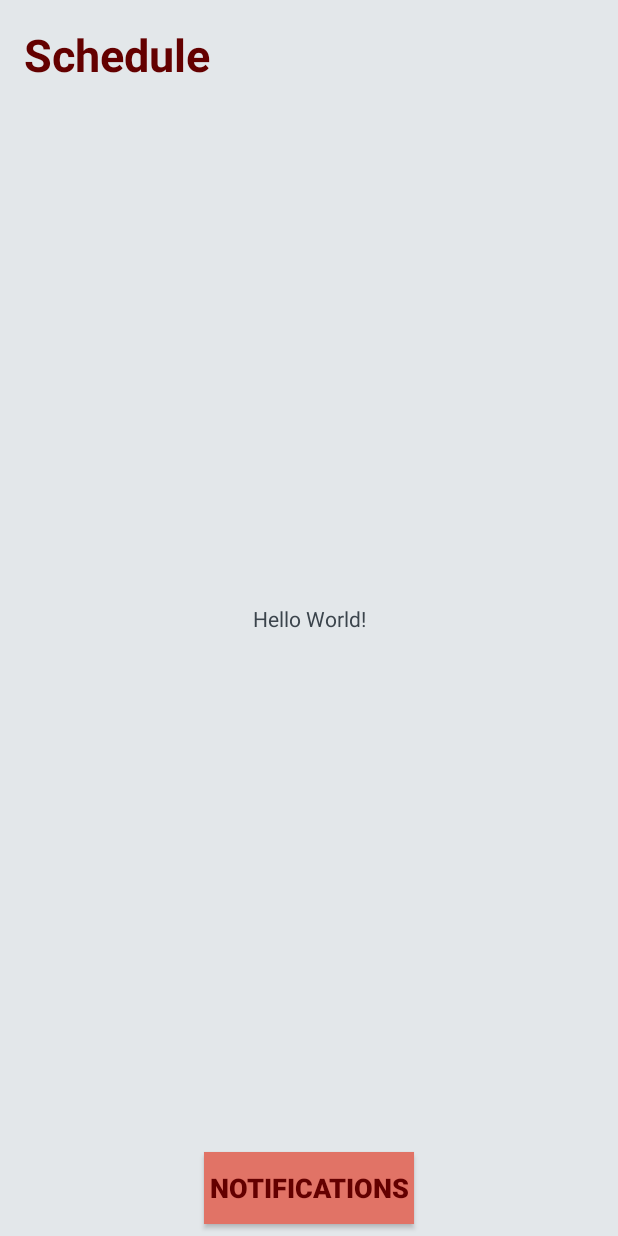
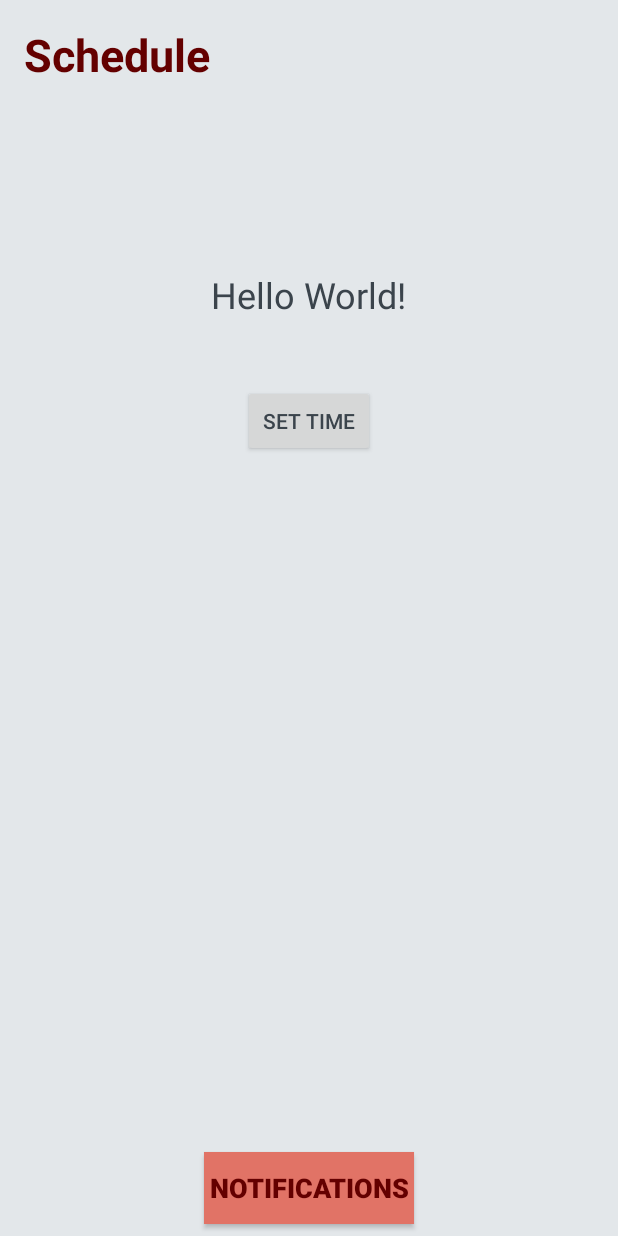
Before and after one commit to jjian4/SleepAlarm, an Android app: the screen it shows after launch (MainActivity), on a phone screen of 412 x 824 dp. Run offline under Robolectric (Android 15) with nearby library versions, the light colour scheme and no system bars.

Commit message:
Single alarm set within a fragment that displays a toast at the time

```diff
--- a/app/src/main/res/layout/activity_main.xml
+++ b/app/src/main/res/layout/activity_main.xml
@@ -7,10 +7,12 @@
     tools:context=".MainActivity">
 
     <TextView
+        android:id="@+id/textView_show_time"
         android:layout_width="wrap_content"
         android:layout_height="wrap_content"
+        android:layout_marginTop="180dp"
         android:text="Hello World!"
-        app:layout_constraintBottom_toBottomOf="parent"
+        android:textSize="24sp"
         app:layout_constraintLeft_toLeftOf="parent"
         app:layout_constraintRight_toRightOf="parent"
         app:layout_constraintTop_toTopOf="parent" />
@@ -47,4 +49,18 @@
         app:layout_constraintStart_toStartOf="parent"
         app:layout_constraintTop_toTopOf="parent" />
 
+    <Button
+        android:id="@+id/button_set_time"
+        android:layout_width="wrap_content"
+        android:layout_height="wrap_content"
+        android:layout_marginEnd="8dp"
+        android:layout_marginLeft="8dp"
+        android:layout_marginRight="8dp"
+        android:layout_marginStart="8dp"
+        android:layout_marginTop="44dp"
+        android:text="Set time"
+        app:layout_constraintEnd_toEndOf="parent"
+        app:layout_constraintStart_toStartOf="parent"
+        app:layout_constraintTop_toBottomOf="@+id/textView_show_time" />
+
 </android.support.constraint.ConstraintLayout>
```
Also changed, not shown: app/src/main/AndroidManifest.xml (+8 -0 lines), app/src/main/java/jameskjiang/com/sleepreminders/MainActivity.kt (+15 -16 lines), app/src/main/java/jameskjiang/com/sleepreminders/PopTimeFragment.kt (added, +37 -0 lines), app/src/main/java/jameskjiang/com/sleepreminders/TimeBroadcastReceiver.kt (added, +19 -0 lines), app/src/main/java/jameskjiang/com/sleepreminders/TimeSaveData.kt (added, +31 -0 lines), app/src/main/res/layout/fragment_pop_time.xml (added, +21 -0 lines).
